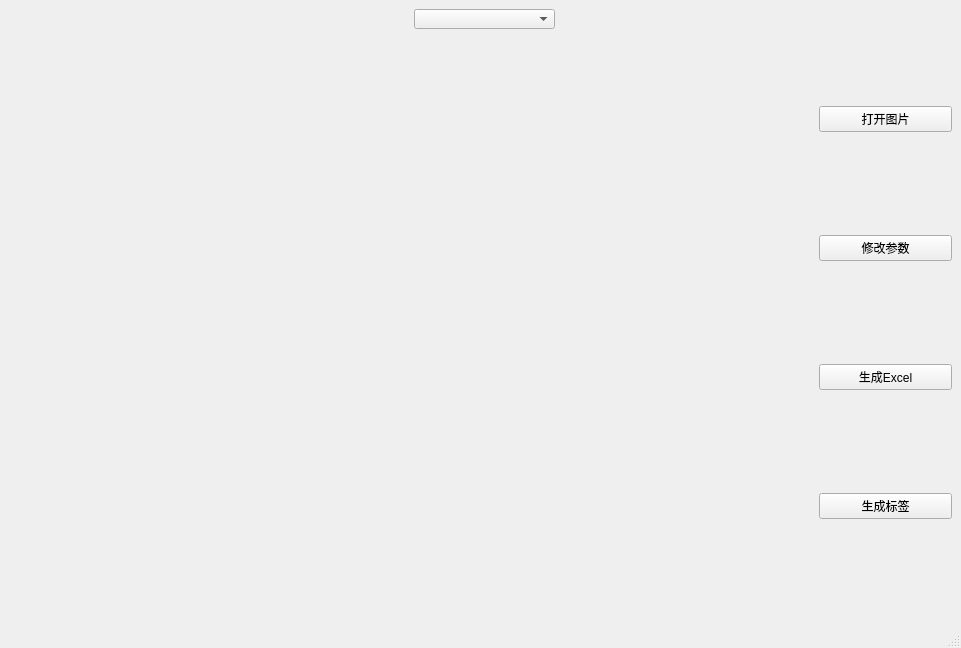
The window that ui1.ui (sakarie9/Table_OCR) describes before a commit, drawn with Qt 5.
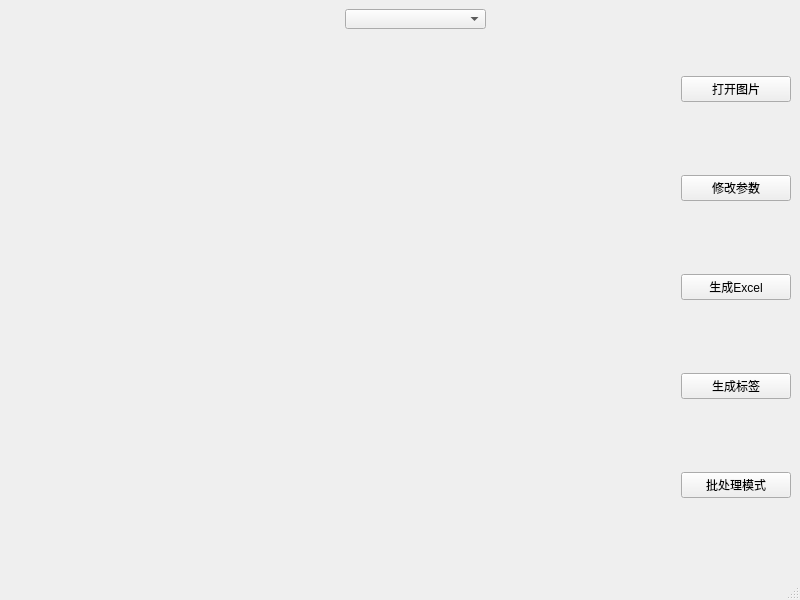
The same window after the commit. Custom widgets are drawn as their Qt base class.

Commit message: add batch process feature

Patch:
```diff
--- a/ui1.ui
+++ b/ui1.ui
@@ -6,8 +6,8 @@
    <rect>
     <x>0</x>
     <y>0</y>
-    <width>961</width>
-    <height>648</height>
+    <width>800</width>
+    <height>600</height>
    </rect>
   </property>
   <property name="windowTitle">
@@ -65,6 +65,13 @@
         </property>
        </widget>
       </item>
+      <item>
+       <widget class="QPushButton" name="batchButton">
+        <property name="text">
+         <string>批处理模式</string>
+        </property>
+       </widget>
+      </item>
      </layout>
     </item>
    </layout>
```
Left out of the diff: 23 changed lines with no effect on the pictures. The commit also changes 5 other files.
